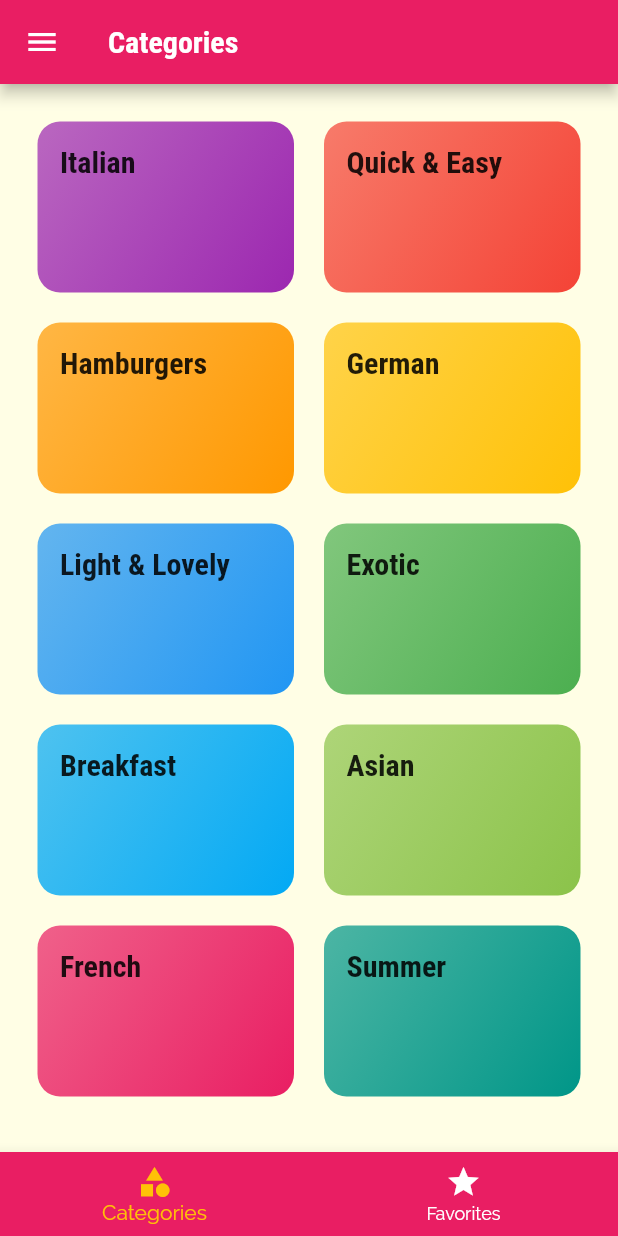
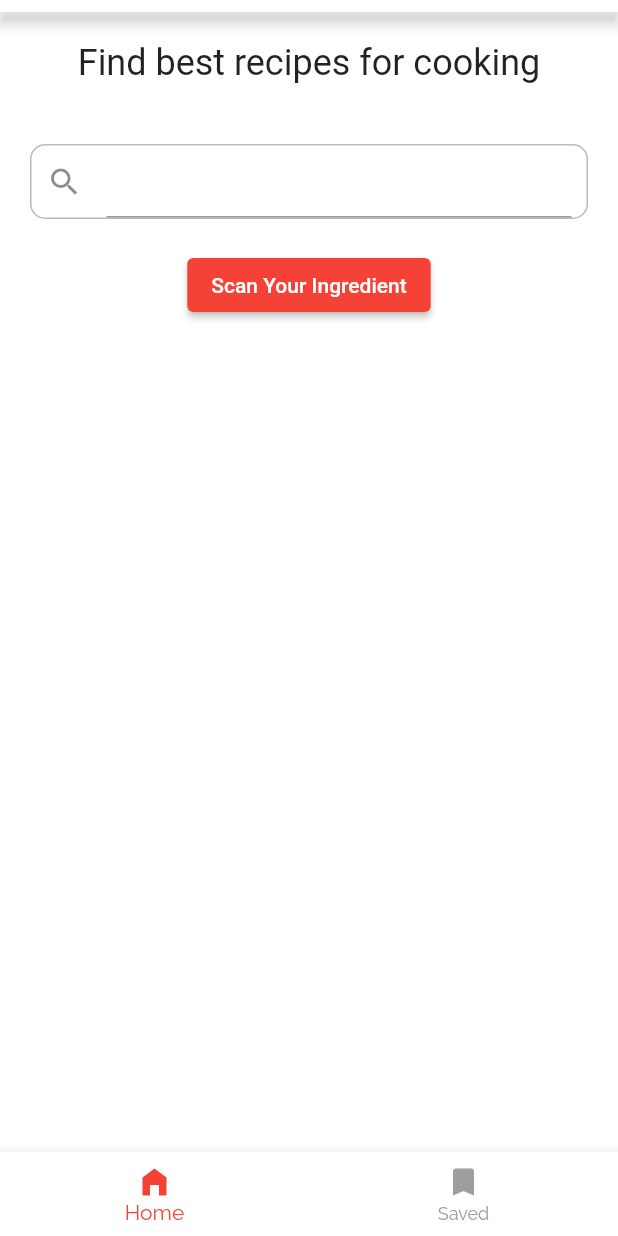
Before and after one commit to tranghoang200/Cooking-Papa, a Flutter app: the screen it shows after launch, on a phone screen of 412 x 824 dp. Run offline on Flutter 3.47's test engine with Material 2 defaults, Android fonts, the light colour scheme and no system bars; our stand-ins replace image_picker.

Commit message:
finish scaning photo

```diff
--- a/lib/main.dart
+++ b/lib/main.dart
@@ -1,3 +1,5 @@
+import 'package:cooking_papa/screens/home_screen.dart';
+import 'package:cooking_papa/screens/ingredient_screen.dart';
 import 'package:flutter/material.dart';
 
 import './dummy_data.dart';
@@ -7,6 +9,7 @@ import './screens/category_meals_screen.dart';
 import './screens/filters_screen.dart';
 import './screens/categories_screen.dart';
 import './models/meal.dart';
+import './screens/home_screen.dart';
 
 void main() => runApp(MyApp());
 
@@ -72,9 +75,12 @@ class _MyAppState extends State<MyApp> {
     return MaterialApp(
       title: 'DeliMeals',
       theme: ThemeData(
-        primarySwatch: Colors.pink,
-        accentColor: Colors.amber,
-        canvasColor: Color.fromRGBO(255, 254, 229, 1),
+        appBarTheme: AppBarTheme(
+            backgroundColor: Colors.white,
+            iconTheme: IconThemeData(color: Colors.red)),
+        primaryColor: Colors.white,
+        accentColor: Colors.red,
+        canvasColor: Colors.white,
         fontFamily: 'Raleway',
         textTheme: ThemeData.light().textTheme.copyWith(
             bodyText1: TextStyle(
@@ -93,6 +99,9 @@ class _MyAppState extends State<MyApp> {
       initialRoute: '/', // default is '/'
       routes: {
         '/': (ctx) => TabsScreen(_favoriteMeals),
+        HomeScreen.routeName: (ctx) => HomeScreen(),
+        IngredientScreen.routeName: (ctx) => const IngredientScreen(),
+        CategoriesScreen.routeName: (ctx) => CategoriesScreen(),
         CategoryMealsScreen.routeName: (ctx) =>
             CategoryMealsScreen(_availableMeals),
         MealDetailScreen.routeName: (ctx) =>
--- a/lib/screens/filters_screen.dart
+++ b/lib/screens/filters_screen.dart
@@ -65,7 +65,7 @@ class _FiltersScreenState extends State<FiltersScreen> {
           )
         ],
       ),
-      drawer: MainDrawer(),
+      // drawer: MainDrawer(),
       body: Column(
         children: <Widget>[
           Container(
--- /dev/null
+++ b/lib/screens/home_screen.dart
@@ -0,0 +1,137 @@
+import 'dart:io';
+
+import 'package:cooking_papa/screens/ingredient_screen.dart';
+import 'package:cooking_papa/widgets/image_picker.dart';
+import 'package:flutter/material.dart';
+import 'package:image_picker/image_picker.dart';
+import 'dart:convert' as convert;
+import 'package:http/http.dart' as http;
+
+class HomeScreen extends StatefulWidget {
+  const HomeScreen({Key key}) : super(key: key);
+  static const routeName = '/home_screen';
+
+  @override
+  State<HomeScreen> createState() => _HomeScreenState();
+}
+
+class _HomeScreenState extends State<HomeScreen> {
+  @override
+  Widget build(BuildContext context) {
+    return Scaffold(
+        appBar: AppBar(toolbarHeight: 8
+            // title: Text(_pages[_selectedPageIndex]['title']),
+            ),
+        body: SingleChildScrollView(
+          child: Column(children: [
+            Container(
+              padding: EdgeInsets.all(20),
+              child: Text(
+                'Find best recipes for cooking',
+                style: Theme.of(context).textTheme.headline5,
+              ),
+            ),
+            Container(
+              padding: EdgeInsets.symmetric(horizontal: 10),
+              margin: EdgeInsets.all(20),
+              decoration: BoxDecoration(
+                  border: Border.all(
+                      width: 1.0, color: Color.fromARGB(255, 187, 187, 187)),
+                  borderRadius: BorderRadius.circular(10)),
+              child: TextFormField(
+                decoration: InputDecoration(
+                  focusedBorder: InputBorder.none,
+                  icon: Icon(Icons.search),
+                ),
+                keyboardType: TextInputType.text,
+                onSaved: (value) {
+                  // _authData['email'] = value;
+                },
+              ),
+            ),
+            ImagePickerButton(onImageSelected: onImageSelected)
+          ]),
+        ));
+  }
+
+  onImageSelected(XFile p1) async {
+    File receiptFile = File(p1.path);
+    var bytes = receiptFile.readAsBytesSync();
+    String base64Image = convert.base64Encode(bytes);
+    print(base64Image);
+    var exclude = [
+      "Food",
+      "Ingredient",
+      "Natural foods",
+      "Tableware",
+      "Recipe",
+      "Dishware",
+      "Food group",
+      "Cuisine",
+      "Dish",
+      "Whole food",
+      "Produce",
+    ];
+    var url = Uri.https('vision.googleapis.com', '/v1/images:annotate',
+        {'key': 'AIzaSyDoMQOH0kHkPPo25OCxCZ2_oPaeRKNeXac'});
+
+    // Await the http get response, then decode the json-formatted response.
+    var response = await http.post(
+      url,
+      headers: <String, String>{
+        'Content-Type': 'application/json; charset=UTF-8',
+      },
+      body: convert.jsonEncode({
+        "requests": [
+          {
+            "image": {"content": base64Image},
+            "features": [
+              {"type": "OBJECT_LOCALIZATION"}
+            ],
+          }
+        ]
+      }),
+    );
+
+    // // Await the http get response, then decode the json-formatted response.
+    // var response2 = await http.post(
+    //   url,
+    //   headers: <String, String>{
+    //     'Content-Type': 'application/json; charset=UTF-8',
+    //   },
+    //   body: convert.jsonEncode({
+    //     "requests": [
+    //       {
+    //         "image": {"content": base64Image},
+    //         "features": [
+    //           {"type": "LABEL_DETECTION"}
+    //         ],
+    //       }
+    //     ]
+    //   }),
+    // );
+
+    if (response.statusCode == 200) {
+      var jsonResponse = convert.jsonDecode(response.body);
+      // var jsonResponse2 = convert.jsonDecode(response2.body);
+      var data = jsonResponse["responses"][0]["localizedObjectAnnotations"];
+      // var data2 = jsonResponse["responses"][0]["labelAnnotations"];
+      var itemList = '';
+      for (var i = 0; i < data.length; i++) {
+        itemList += data[i]["name"] + ',';
+      }
+      // if (itemList.length != 0) {
+      await Navigator.of(context).pushNamed(
+        IngredientScreen.routeName,
+        arguments: {
+          'image': base64Image,
+          'ingredients': itemList,
+        },
+      );
+      // }
+      // print(jsonResponse2);
+    } else {
+      print('Request failed with status: ${response.statusCode}.');
+    }
+  }
+}
--- a/lib/screens/tabs_screen.dart
+++ b/lib/screens/tabs_screen.dart
@@ -1,9 +1,10 @@
 import 'package:flutter/material.dart';
 
-import '../widgets/main_drawer.dart';
+// import '../widgets/main_drawer.dart';
 import './favorites_screen.dart';
-import './categories_screen.dart';
+// import './categories_screen.dart';
 import '../models/meal.dart';
+import './home_screen.dart';
 
 class TabsScreen extends StatefulWidget {
   final List<Meal> favoriteMeals;
@@ -22,8 +23,8 @@ class _TabsScreenState extends State<TabsScreen> {
   void initState() {
     _pages = [
       {
-        'page': CategoriesScreen(),
-        'title': 'Categories',
+        'page': const HomeScreen(),
+        'title': '',
       },
       {
         'page': FavoritesScreen(widget.favoriteMeals),
@@ -42,28 +43,25 @@ class _TabsScreenState extends State<TabsScreen> {
   @override
   Widget build(BuildContext context) {
     return Scaffold(
-      appBar: AppBar(
-        title: Text(_pages[_selectedPageIndex]['title']),
-      ),
-      drawer: MainDrawer(),
+      // drawer: MainDrawer(),
       body: _pages[_selectedPageIndex]['page'],
       bottomNavigationBar: BottomNavigationBar(
         onTap: _selectPage,
         backgroundColor: Theme.of(context).primaryColor,
-        unselectedItemColor: Colors.white,
+        unselectedItemColor: Colors.grey,
         selectedItemColor: Theme.of(context).accentColor,
         currentIndex: _selectedPageIndex,
         // type: BottomNavigationBarType.fixed,
         items: [
           BottomNavigationBarItem(
             backgroundColor: Theme.of(context).primaryColor,
-            icon: Icon(Icons.category),
-            label: 'Categories',
+            icon: Icon(Icons.home_filled),
+            label: 'Home',
           ),
           BottomNavigationBarItem(
             backgroundColor: Theme.of(context).primaryColor,
-            icon: Icon(Icons.star),
-            label: 'Favorites',
+            icon: Icon(Icons.bookmark),
+            label: 'Saved',
           ),
         ],
       ),
--- /dev/null
+++ b/lib/widgets/image_picker.dart
@@ -0,0 +1,56 @@
+import 'package:flutter/material.dart';
+import 'package:image_picker/image_picker.dart';
+
+class ImagePickerButton extends StatelessWidget {
+  final double maxImageWidth;
+  final double maxImageHeight;
+  final Function(XFile) onImageSelected;
+
+  const ImagePickerButton(
+      {Key key,
+      this.maxImageWidth,
+      this.maxImageHeight,
+      @required this.onImageSelected})
+      : super(key: key);
+
+  @override
+  Widget build(BuildContext context) {
+    _getImage(ImageSource src) async {
+      var img = await ImagePicker().pickImage(
+          source: src, maxHeight: maxImageHeight, maxWidth: maxImageWidth);
+      if (onImageSelected != null) {
+        onImageSelected(img);
+      }
+    }
+
+    return ElevatedButton(
+        style: ButtonStyle(
+          backgroundColor: MaterialStateProperty.all<Color>(Colors.red),
+        ),
+        onPressed: () {
+          showDialog(
+              context: context,
+              builder: (BuildContext context) {
+                return SimpleDialog(
+                    title: Text("Camera/Gallery"),
+                    children: <Widget>[
+                      SimpleDialogOption(
+                        onPressed: () async {
+                          Navigator.pop(context); //close the dialog box
+                          _getImage(ImageSource.gallery);
+                        },
+                        child: const Text('Pick From Gallery'),
+                      ),
+                      SimpleDialogOption(
+                        onPressed: () async {
+                          Navigator.pop(context); //close the dialog box
+                          _getImage(ImageSource.camera);
+                        },
+                        child: const Text('Take A New Picture'),
+                      ),
+                    ]);
+              });
+        },
+        child: Text("Scan Your Ingredient"));
+  }
+}
--- a/pubspec.yaml
+++ b/pubspec.yaml
@@ -23,6 +23,8 @@ dependencies:
   # The following adds the Cupertino Icons font to your application.
   # Use with the CupertinoIcons class for iOS style icons.
   cupertino_icons: ^1.0.2
+  image_picker: ^0.8.4+11
+  http: ^0.13.4
 
 dev_dependencies:
   flutter_test:
```
Also changed, not shown: lib/screens/categories_screen.dart (+8 -2 lines), lib/screens/ingredient_screen.dart (added, +108 -0 lines), 8 other files.
